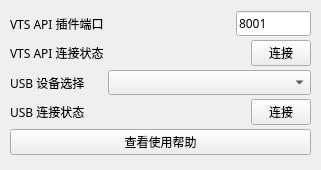
This is ui/mainwindow.ui in reitovo/blive-face-relay as Qt 5 draws it before an edit. The edited form follows.
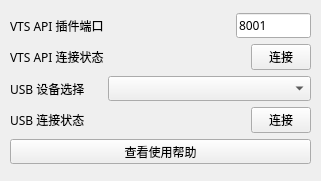
This is the edited form.

```diff
--- a/ui/mainwindow.ui
+++ b/ui/mainwindow.ui
@@ -7,7 +7,7 @@
     <x>0</x>
     <y>0</y>
     <width>321</width>
-    <height>170</height>
+    <height>181</height>
    </rect>
   </property>
   <property name="font">
@@ -25,7 +25,7 @@
       <x>10</x>
       <y>10</y>
       <width>301</width>
-      <height>151</height>
+      <height>161</height>
      </rect>
     </property>
     <property name="font">
@@ -51,6 +51,12 @@
            <height>25</height>
           </size>
          </property>
+         <property name="maximumSize">
+          <size>
+           <width>16777215</width>
+           <height>25</height>
+          </size>
+         </property>
          <property name="font">
           <font>
            <family>MiSans</family>
@@ -65,7 +71,7 @@
        <item>
         <widget class="QLineEdit" name="port">
          <property name="sizePolicy">
-          <sizepolicy hsizetype="Fixed" vsizetype="Fixed">
+          <sizepolicy hsizetype="Fixed" vsizetype="Maximum">
            <horstretch>0</horstretch>
            <verstretch>0</verstretch>
           </sizepolicy>
@@ -102,6 +108,12 @@
            <height>25</height>
           </size>
          </property>
+         <property name="maximumSize">
+          <size>
+           <width>16777215</width>
+           <height>25</height>
+          </size>
+         </property>
          <property name="font">
           <font>
            <family>MiSans</family>
@@ -127,6 +139,12 @@
            <height>0</height>
           </size>
          </property>
+         <property name="maximumSize">
+          <size>
+           <width>16777215</width>
+           <height>25</height>
+          </size>
+         </property>
          <property name="font">
           <font>
            <family>MiSans</family>
@@ -144,7 +162,7 @@
        <item>
         <widget class="QPushButton" name="connectVts">
          <property name="sizePolicy">
-          <sizepolicy hsizetype="Maximum" vsizetype="Fixed">
+          <sizepolicy hsizetype="Maximum" vsizetype="Maximum">
            <horstretch>0</horstretch>
            <verstretch>0</verstretch>
           </sizepolicy>
@@ -184,6 +202,12 @@
            <height>25</height>
           </size>
          </property>
+         <property name="maximumSize">
+          <size>
+           <width>16777215</width>
+           <height>25</height>
+          </size>
+         </property>
          <property name="font">
           <font>
            <family>MiSans</family>
@@ -220,7 +244,7 @@
        <item>
         <widget class="QComboBox" name="idevices">
          <property name="sizePolicy">
-          <sizepolicy hsizetype="Expanding" vsizetype="Fixed">
+          <sizepolicy hsizetype="Expanding" vsizetype="Maximum">
            <horstretch>0</horstretch>
            <verstretch>0</verstretch>
           </sizepolicy>
@@ -245,6 +269,12 @@
            <height>25</height>
           </size>
          </property>
+         <property name="maximumSize">
+          <size>
+           <width>16777215</width>
+           <height>25</height>
+          </size>
+         </property>
          <property name="font">
           <font>
            <family>MiSans</family>
@@ -264,6 +294,18 @@
            <verstretch>0</verstretch>
           </sizepolicy>
          </property>
+         <property name="minimumSize">
+          <size>
+           <width>0</width>
+           <height>25</height>
+          </size>
+         </property>
+         <property name="maximumSize">
+          <size>
+           <width>16777215</width>
+           <height>25</height>
+          </size>
+         </property>
          <property name="font">
           <font>
            <family>MiSans</family>
@@ -281,7 +323,7 @@
        <item>
         <widget class="QPushButton" name="connectUsb">
          <property name="sizePolicy">
-          <sizepolicy hsizetype="Maximum" vsizetype="Fixed">
+          <sizepolicy hsizetype="Maximum" vsizetype="Maximum">
            <horstretch>0</horstretch>
            <verstretch>0</verstretch>
           </sizepolicy>
@@ -319,6 +361,12 @@
          <height>0</height>
         </size>
        </property>
+       <property name="maximumSize">
+        <size>
+         <width>16777215</width>
+         <height>25</height>
+        </size>
+       </property>
        <property name="font">
         <font>
          <family>MiSans</family>
```
